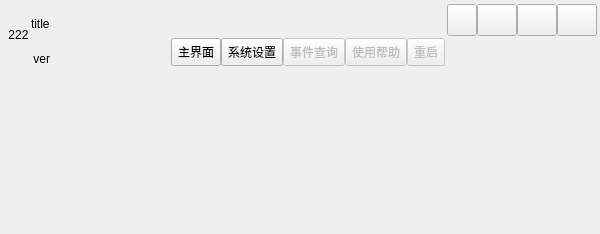
First picture: the form in main_ui.ui, repository Shogpe/bmsTool, before the edit.
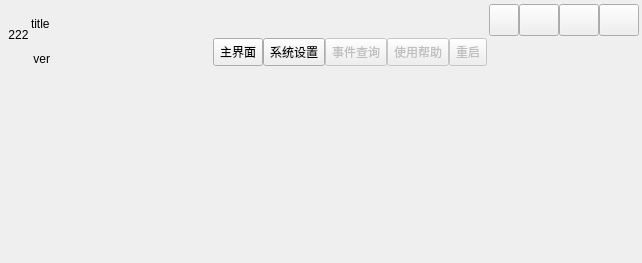
Second picture: the form after the edit. Icons and pictures are not drawn.

```diff
--- a/main_ui.ui
+++ b/main_ui.ui
@@ -6,8 +6,8 @@
    <rect>
     <x>0</x>
     <y>0</y>
-    <width>600</width>
-    <height>234</height>
+    <width>642</width>
+    <height>263</height>
    </rect>
   </property>
   <property name="sizePolicy">
@@ -512,6 +512,12 @@
    </item>
    <item>
     <widget class="QStackedWidget" name="stackedWidget">
+     <property name="sizePolicy">
+      <sizepolicy hsizetype="Expanding" vsizetype="Expanding">
+       <horstretch>0</horstretch>
+       <verstretch>0</verstretch>
+      </sizepolicy>
+     </property>
      <property name="focusPolicy">
       <enum>Qt::ClickFocus</enum>
      </property>
```
